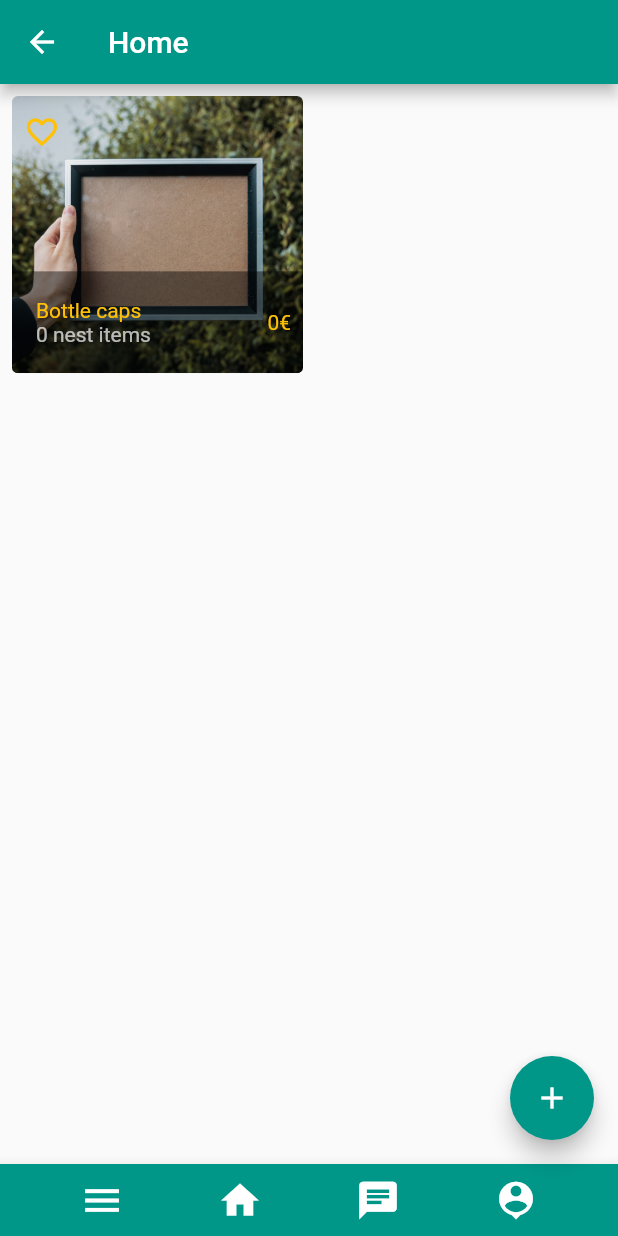
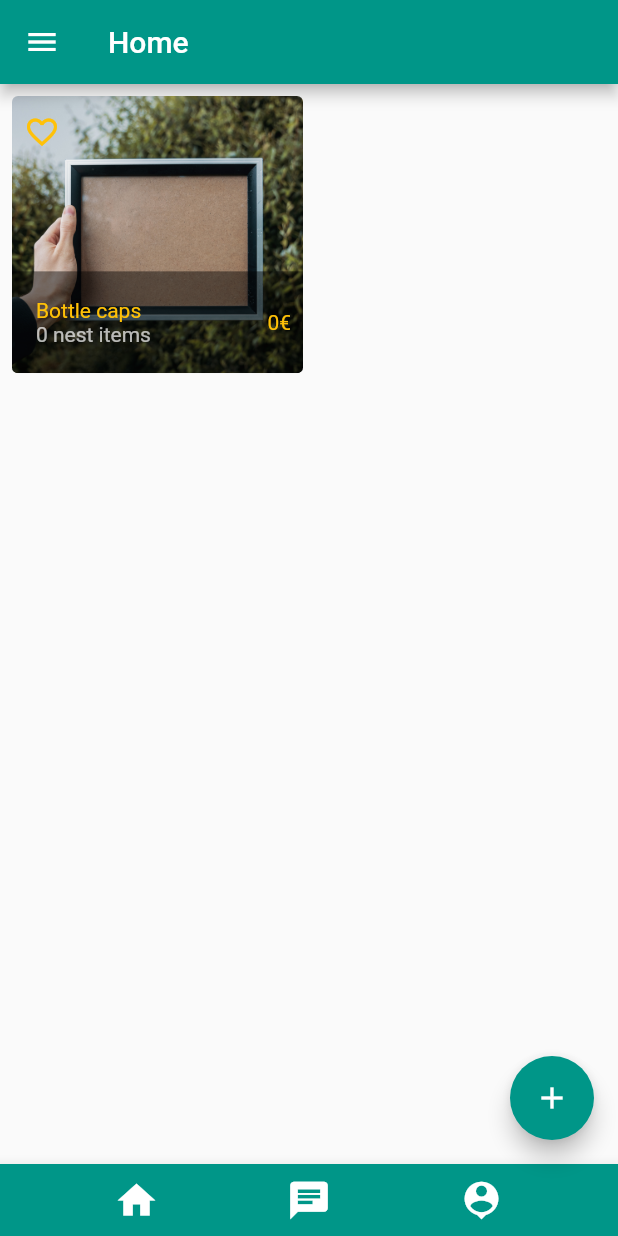
Before and after one commit to alexanderwiegel/magpie_uni, a Flutter app: the Home screen opened by its route, on a phone screen of 412 x 824 dp. Run offline on Flutter 3.47's test engine with Material 2 defaults, Android fonts, the phone set to English and light mode, and no system bars; our stand-ins replace charts_flutter, flutter_image_compress, image_picker; missing offline and left inert: flutter_circular_chart.

Commit message:
Add drawer for navigation

```diff
--- a/code/lib/view/home.dart
+++ b/code/lib/view/home.dart
@@ -1,4 +1,5 @@
 import 'package:flutter/material.dart';
+import 'package:magpie_uni/widgets/magpie.drawer.dart';
 
 import '../Constants.dart' as Constants;
 import '../view/nest.creation.dart';
@@ -18,6 +19,7 @@ class _HomeState extends State<Home> {
   @override
   Widget build(BuildContext context) {
     return Scaffold(
+      drawer: MagpieDrawer(),
       appBar: AppBar(
         title: const Text("Home"),
       ),
--- a/code/lib/widgets/magpie.bottom.navigation.bar.dart
+++ b/code/lib/widgets/magpie.bottom.navigation.bar.dart
@@ -16,11 +16,6 @@ class MagpieBottomNavigationBar extends StatelessWidget {
         child: Row(
           mainAxisAlignment: MainAxisAlignment.spaceEvenly,
           children: <Widget>[
-            MagpieIconButton(
-              icon: Icons.menu,
-              tooltip: "Open menu",
-              onPressed: () => {},
-            ),
             MagpieIconButton(
               icon: Icons.home,
               tooltip: "Show feed",
```
Also changed, not shown: code/lib/view/statistic.dart (+5 -2 lines).
